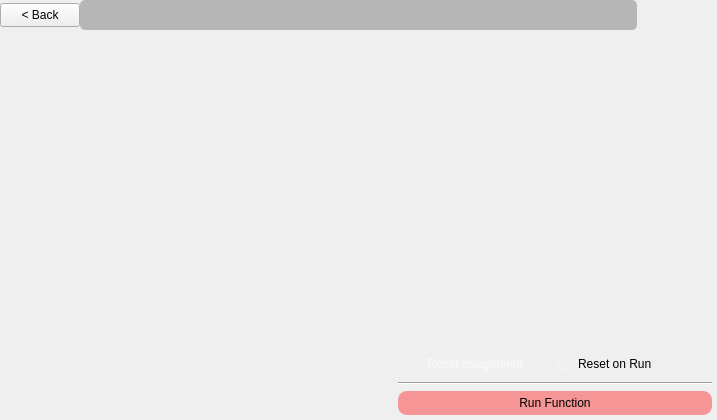
Qt form launcher/launcher_interface.ui (martin8910/bolt) before a commit.
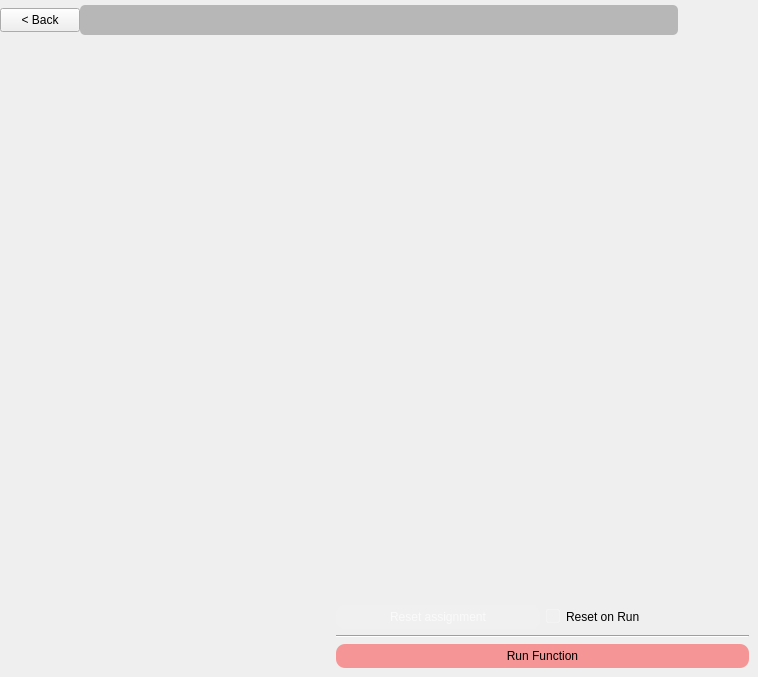
The same form after that commit.

Commit message: - Change the width when in exspanded mode - Remember expanded mode in settings - Shortcuts for up and down + enter

```diff
--- a/launcher/launcher_interface.ui
+++ b/launcher/launcher_interface.ui
@@ -6,8 +6,8 @@
    <rect>
     <x>0</x>
     <y>0</y>
-    <width>717</width>
-    <height>420</height>
+    <width>758</width>
+    <height>677</height>
    </rect>
   </property>
   <property name="windowTitle">
@@ -61,8 +61,44 @@
    <property name="spacing">
     <number>0</number>
    </property>
-   <item row="0" column="0" colspan="2">
-    <layout class="QHBoxLayout" name="horizontalLayout">
+   <item row="0" column="0">
+    <widget class="QFrame" name="frame">
+     <property name="minimumSize">
+      <size>
+       <width>0</width>
+       <height>40</height>
+      </size>
+     </property>
+     <property name="maximumSize">
+      <size>
+       <width>16777215</width>
+       <height>40</height>
+      </size>
+     </property>
+     <property name="frameShape">
+      <enum>QFrame::NoFrame</enum>
+     </property>
+     <property name="frameShadow">
+      <enum>QFrame::Plain</enum>
+     </property>
+     <layout class="QGridLayout" name="gridLayout_2">
+      <property name="leftMargin">
+       <number>0</number>
+      </property>
+      <property name="topMargin">
+       <number>0</number>
+      </property>
+      <property name="rightMargin">
+       <number>0</number>
+      </property>
+      <property name="bottomMargin">
+       <number>0</number>
+      </property>
+      <property name="spacing">
+       <number>0</number>
+      </property>
+      <item row="0" column="0">
+       <layout class="QHBoxLayout" name="horizontalLayout_2">
      <item>
       <widget class="QPushButton" name="back_button">
        <property name="minimumSize">
@@ -137,7 +173,17 @@
      </item>
     </layout>
    </item>
+     </layout>
+    </widget>
+   </item>
    <item row="1" column="0">
+    <widget class="QSplitter" name="splitter">
+     <property name="orientation">
+      <enum>Qt::Horizontal</enum>
+     </property>
+     <property name="handleWidth">
+      <number>1</number>
+     </property>
     <widget class="QFrame" name="search_frame">
      <property name="styleSheet">
       <string notr="true"/>
@@ -148,7 +194,7 @@
      <property name="frameShadow">
       <enum>QFrame::Plain</enum>
      </property>
-     <layout class="QGridLayout" name="gridLayout_2">
+      <layout class="QGridLayout" name="gridLayout_3">
       <property name="leftMargin">
        <number>0</number>
       </property>
@@ -161,6 +207,9 @@
       <property name="bottomMargin">
        <number>0</number>
       </property>
+       <property name="spacing">
+        <number>0</number>
+       </property>
       <item row="0" column="0">
        <widget class="QListWidget" name="functionList">
         <property name="sizePolicy">
@@ -182,7 +231,8 @@
          <enum>Qt::NoFocus</enum>
         </property>
         <property name="styleSheet">
-         <string notr="true">QListWidget::item
+          <string notr="true">
+QListWidget::item
 {
 padding: 0px;
 outline: 0;
@@ -197,13 +247,14 @@
 
 QListWidget::item
 {
-background-color: rgb(0,0,0,30);
+background-color: rgb(0,0,0,0);
 border-radius: 2px;
 padding: 2px;
 outline: 0;
 
 }
 
+
 QListWidget
 {
 background-color: rgb(0, 255, 255,0);
@@ -256,8 +307,6 @@
       </item>
      </layout>
     </widget>
-   </item>
-   <item row="1" column="1">
     <widget class="QFrame" name="properties_frame">
      <property name="styleSheet">
       <string notr="true"/>
@@ -268,20 +317,14 @@
      <property name="frameShadow">
       <enum>QFrame::Plain</enum>
      </property>
-     <layout class="QVBoxLayout" name="verticalLayout_6">
+      <layout class="QGridLayout" name="gridLayout_4">
       <property name="leftMargin">
-       <number>5</number>
+        <number>0</number>
       </property>
       <property name="topMargin">
-       <number>5</number>
-      </property>
-      <property name="rightMargin">
-       <number>5</number>
-      </property>
-      <property name="bottomMargin">
-       <number>5</number>
-      </property>
-      <item>
+        <number>0</number>
+       </property>
+       <item row="0" column="0">
        <widget class="QFrame" name="attributeBox">
         <property name="sizePolicy">
          <sizepolicy hsizetype="Preferred" vsizetype="Expanding">
@@ -309,7 +352,7 @@
         </layout>
        </widget>
       </item>
-      <item>
+       <item row="1" column="0">
        <spacer name="verticalSpacer_7">
         <property name="orientation">
          <enum>Qt::Vertical</enum>
@@ -322,7 +365,7 @@
         </property>
        </spacer>
       </item>
-      <item>
+       <item row="2" column="0">
        <layout class="QHBoxLayout" name="horizontalLayout_4">
         <item>
          <widget class="QPushButton" name="resetAssignment">
@@ -366,14 +409,14 @@
         </item>
        </layout>
       </item>
-      <item>
+       <item row="3" column="0">
        <widget class="Line" name="lowerLine_3">
         <property name="orientation">
          <enum>Qt::Horizontal</enum>
         </property>
        </widget>
       </item>
-      <item>
+       <item row="4" column="0">
        <widget class="QPushButton" name="runButton">
         <property name="styleSheet">
          <string notr="true">QPushButton
@@ -400,6 +443,7 @@
        </widget>
       </item>
      </layout>
+     </widget>
     </widget>
    </item>
   </layout>
```
Lines whose indentation alone changed are shown as unchanged. The commit also changes 1 other file.
